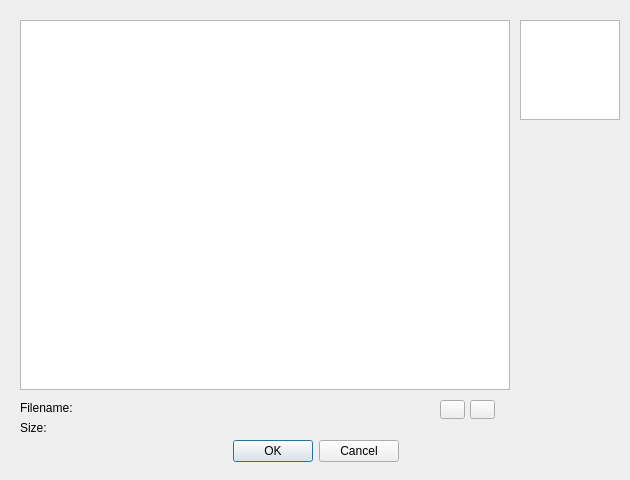
The window that ui/avatar_edit.ui (gitter-badger/simplechatclient) describes before a commit, drawn with Qt 5.
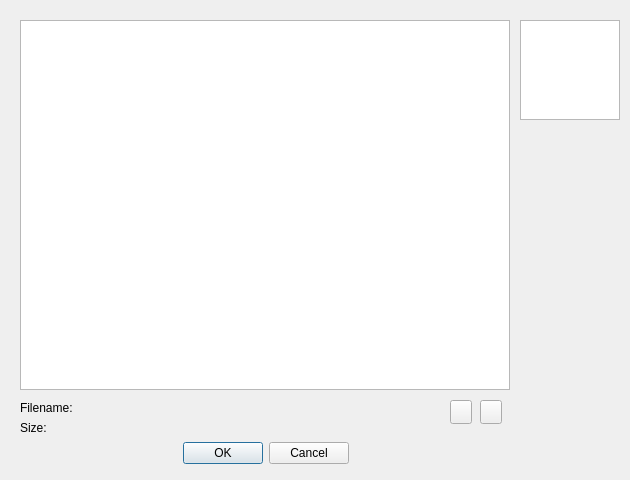
The same window after the commit.

The edit to the form file:
```diff
--- a/ui/avatar_edit.ui
+++ b/ui/avatar_edit.ui
@@ -54,9 +54,9 @@
   <widget class="QLabel" name="label_fileName">
    <property name="geometry">
     <rect>
-     <x>109</x>
+     <x>119</x>
      <y>400</y>
-     <width>301</width>
+     <width>291</width>
      <height>20</height>
     </rect>
    </property>
@@ -64,30 +64,30 @@
   <widget class="QToolButton" name="toolButton_rotate_left">
    <property name="geometry">
     <rect>
-     <x>440</x>
+     <x>450</x>
      <y>400</y>
-     <width>25</width>
-     <height>19</height>
+     <width>22</width>
+     <height>24</height>
     </rect>
    </property>
   </widget>
   <widget class="QToolButton" name="toolButton_rotate_right">
    <property name="geometry">
     <rect>
-     <x>470</x>
+     <x>480</x>
      <y>400</y>
-     <width>25</width>
-     <height>19</height>
+     <width>22</width>
+     <height>24</height>
     </rect>
    </property>
   </widget>
   <widget class="QLabel" name="label_size">
    <property name="geometry">
     <rect>
-     <x>110</x>
+     <x>119</x>
      <y>420</y>
-     <width>100</width>
-     <height>13</height>
+     <width>111</width>
+     <height>16</height>
     </rect>
    </property>
    <property name="text">
@@ -97,10 +97,10 @@
   <widget class="QDialogButtonBox" name="buttonBox">
    <property name="geometry">
     <rect>
-     <x>10</x>
+     <x>20</x>
      <y>440</y>
-     <width>611</width>
-     <height>23</height>
+     <width>491</width>
+     <height>27</height>
     </rect>
    </property>
    <property name="standardButtons">
@@ -115,7 +115,7 @@
     <rect>
      <x>20</x>
      <y>400</y>
-     <width>81</width>
+     <width>91</width>
      <height>16</height>
     </rect>
    </property>
@@ -128,7 +128,7 @@
     <rect>
      <x>20</x>
      <y>420</y>
-     <width>81</width>
+     <width>91</width>
      <height>16</height>
     </rect>
    </property>
```
